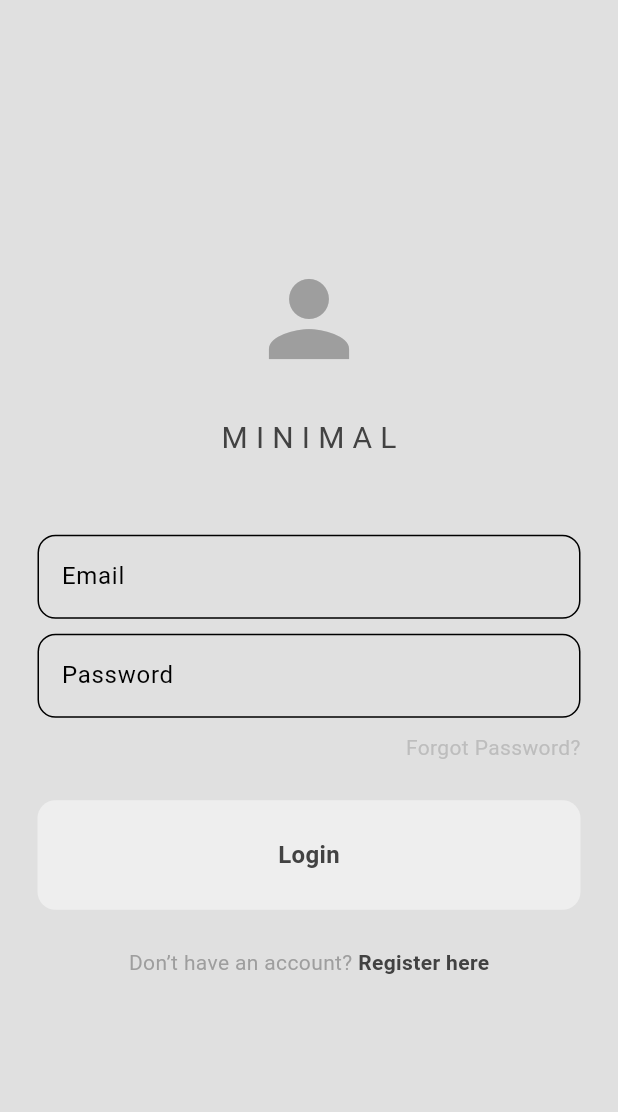
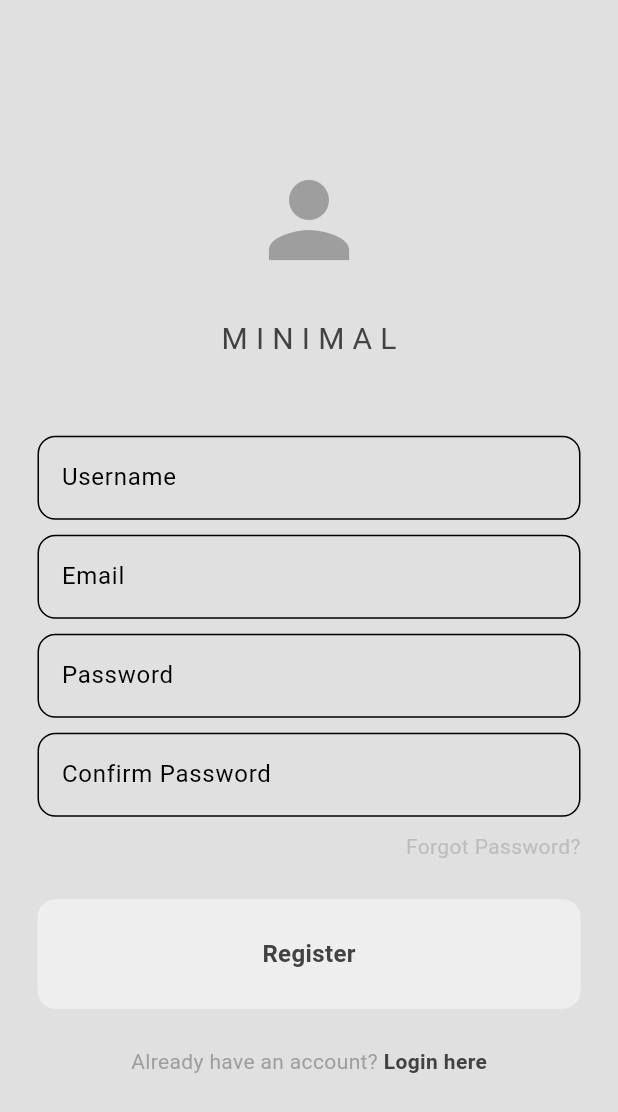
Before and after one commit to PavelContraMundum/minsoc, a Flutter app: the screen it shows after launch, on a phone screen of 412 x 824 dp. Shown: the top 1112 px of the screen. Run offline on Flutter 3.47's test engine with Material 3 defaults, Android fonts, the phone set to English and light mode, and no system bars.

Commit message:
přidána stránka s registrací

```diff
--- a/lib/main.dart
+++ b/lib/main.dart
@@ -2,6 +2,7 @@ import 'package:flutter/material.dart';
 import 'package:minsoc/pages/login_page.dart';
 import 'package:minsoc/theme/dark_mode.dart';
 import 'package:minsoc/theme/light_mode.dart';
+import 'package:minsoc/theme/register_page.dart';
 
 void main() {
   runApp(const MyApp());
@@ -14,7 +15,7 @@ class MyApp extends StatelessWidget {
   Widget build(BuildContext context) {
     return MaterialApp(
         debugShowCheckedModeBanner: false,
-        home: LoginPage(),
+        home: RegisterPage(),
         theme: lightMode,
         darkTheme: darkMode);
   }
--- /dev/null
+++ b/lib/theme/register_page.dart
@@ -0,0 +1,122 @@
+import 'package:flutter/material.dart';
+import 'package:minsoc/components/my_button.dart';
+import 'package:minsoc/components/my_textfield.dart';
+
+class RegisterPage extends StatelessWidget {
+  // text controllers
+  TextEditingController usernameController = TextEditingController();
+  TextEditingController emailController = TextEditingController();
+  TextEditingController passwordController = TextEditingController();
+  TextEditingController confirmPwController = TextEditingController();
+
+  RegisterPage({super.key});
+
+  //register method
+
+  void register() {}
+
+  @override
+  Widget build(BuildContext context) {
+    return Scaffold(
+      backgroundColor: Theme.of(context).colorScheme.surface,
+      body: Center(
+        child: Padding(
+          padding: const EdgeInsets.all(25.0),
+          child: Column(mainAxisAlignment: MainAxisAlignment.center, children: [
+            //logo
+            Icon(
+              Icons.person,
+              size: 80,
+              color: Theme.of(context).colorScheme.inversePrimary,
+            ),
+
+            const SizedBox(height: 25),
+            //app name
+            Text(
+              "M I N I M A L",
+              style: TextStyle(fontSize: 20),
+            ),
+            const SizedBox(
+              height: 50,
+            ),
+            //username textfield
+            MyTextfield(
+                hintText: "Username",
+                obscureText: false,
+                controller: usernameController),
+            const SizedBox(
+              height: 10,
+            ),
+
+            //email textfield
+            MyTextfield(
+                hintText: "Email",
+                obscureText: false,
+                controller: emailController),
+            const SizedBox(
+              height: 10,
+            ),
+
+            // password textfield
+            MyTextfield(
+                hintText: "Password",
+                obscureText: true,
+                controller: passwordController),
+
+            const SizedBox(
+              height: 10,
+            ),
+
+            //confirm password textfield
+            MyTextfield(
+                hintText: "Confirm Password",
+                obscureText: true,
+                controller: confirmPwController),
+
+            const SizedBox(
+              height: 10,
+            ),
+
+
+            // forgot password
+            Row(
+              mainAxisAlignment: MainAxisAlignment.end,
+              children: [
+                Text(
+                  "Forgot Password?",
+                  style:
+                  TextStyle(color: Theme.of(context).colorScheme.secondary),
+                ),
+              ],
+            ),
+
+
+            const SizedBox(height: 25),
+            // register in button
+            MyButton(
+                text: "Register", onTap: register),
+
+            //dont have an account? Register here
+            const SizedBox(height: 25),
+            Row(
+              mainAxisAlignment: MainAxisAlignment.center,
+              children: [
+                Text("Already have an account?", style: TextStyle(
+                    color: Theme.of(context).colorScheme.inversePrimary
+                )),
+                GestureDetector(
+                    onTap: () {},
+                    child: Text(
+                      " Login here",
+                      style: TextStyle(
+                        fontWeight: FontWeight.bold,
+                      ), )),
+              ],
+            )
+
+          ]),
+        ),
+      ),
+    );
+  }
+}
```
